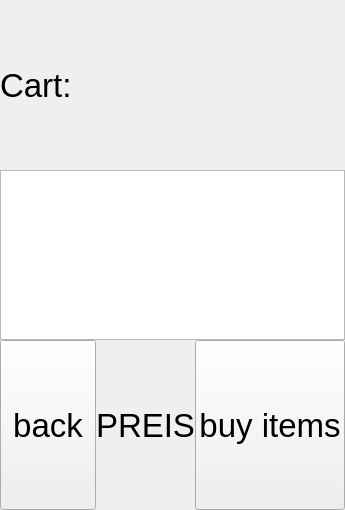
Qt form TallyOnRaspberry/shoppingcart.ui (Deltachi/Tally_Teamproject) before a commit.
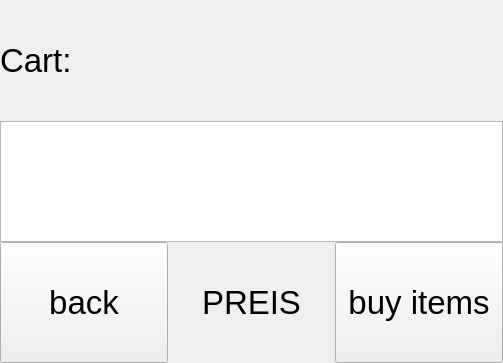
The same form after that commit.

Diff of the .ui file:
```diff
--- a/TallyOnRaspberry/shoppingcart.ui
+++ b/TallyOnRaspberry/shoppingcart.ui
@@ -6,8 +6,8 @@
    <rect>
     <x>0</x>
     <y>0</y>
-    <width>345</width>
-    <height>510</height>
+    <width>503</width>
+    <height>363</height>
    </rect>
   </property>
   <property name="windowTitle">
```
Left out of the diff: 4 changed lines with no effect on the pictures.
